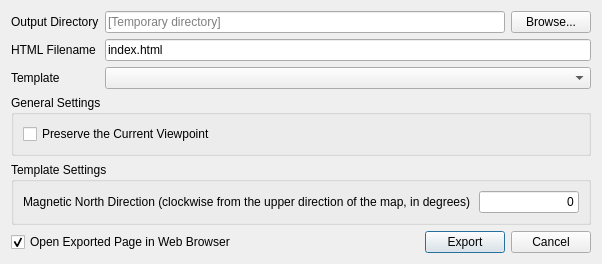
The window that ui/exporttowebdialog.ui (minorua/Qgis2threejs) describes before a commit, drawn with Qt 5.
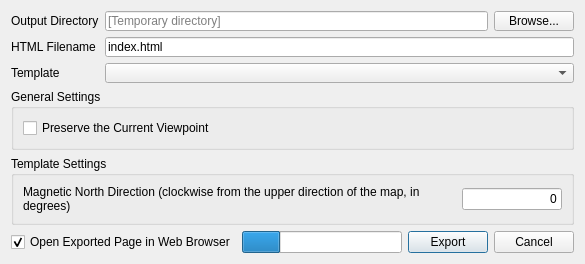
The same window after the commit.

Commit message: Export to web: add a progress bar

The edit to the form file:
```diff
--- a/ui/exporttowebdialog.ui
+++ b/ui/exporttowebdialog.ui
@@ -6,7 +6,7 @@
    <rect>
     <x>0</x>
     <y>0</y>
-    <width>602</width>
+    <width>580</width>
     <height>252</height>
    </rect>
   </property>
@@ -169,6 +169,25 @@
        </property>
       </spacer>
      </item>
+     <item>
+      <widget class="QProgressBar" name="progressBar">
+       <property name="minimumSize">
+        <size>
+         <width>160</width>
+         <height>0</height>
+        </size>
+       </property>
+       <property name="value">
+        <number>24</number>
+       </property>
+       <property name="alignment">
+        <set>Qt::AlignCenter</set>
+       </property>
+       <property name="format">
+        <string notr="true"/>
+       </property>
+      </widget>
+     </item>
      <item>
       <widget class="QPushButton" name="pushButton_Export">
        <property name="text">
```
The commit also changes 8 other files.
